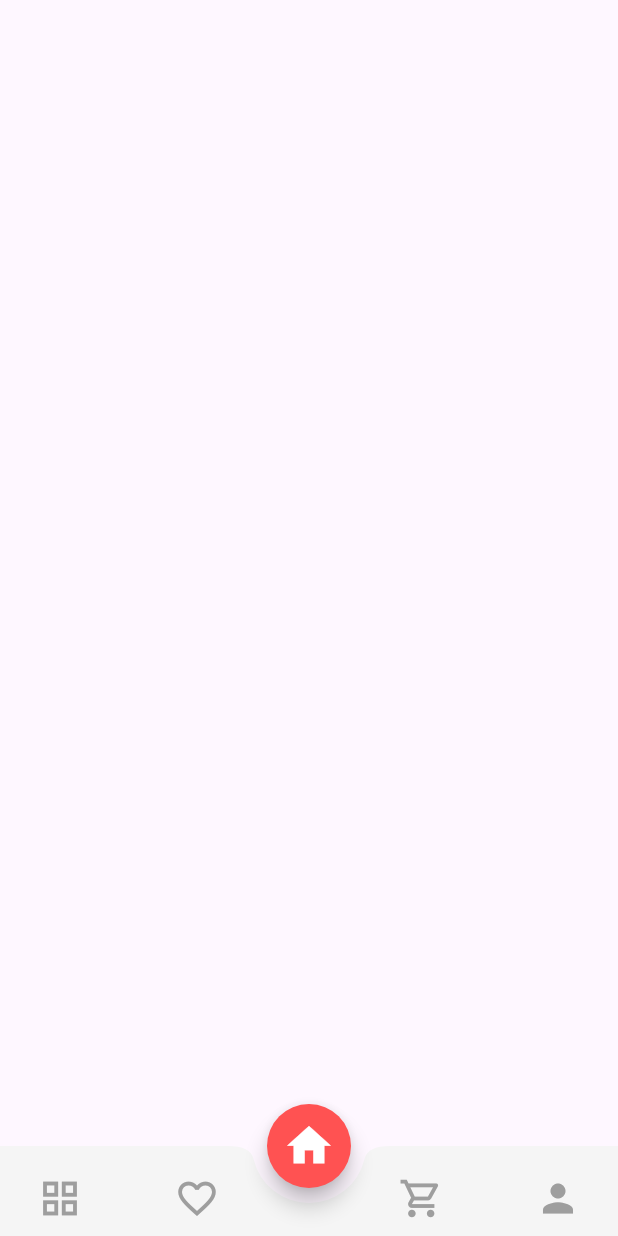
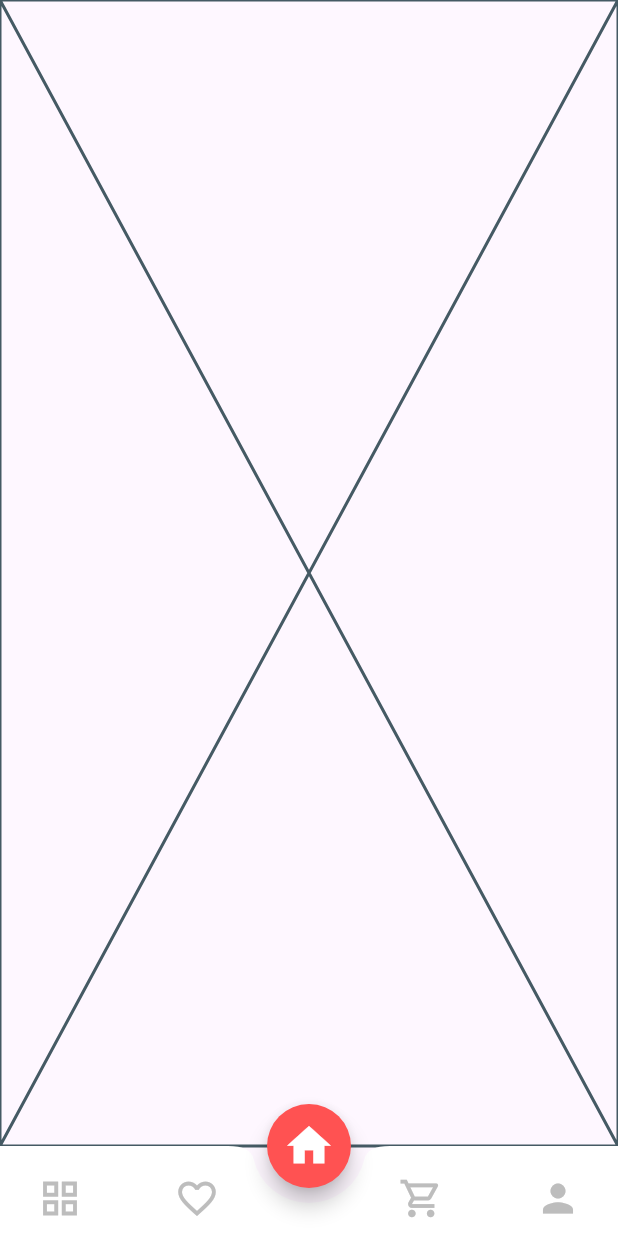
Before and after one commit to prashantmanna/fashionista, a Flutter app: the screen it shows after launch, on a phone screen of 412 x 824 dp. Run offline on Flutter 3.47's test engine with Material 3 defaults, Android fonts, the light colour scheme and no system bars.

Commit message:
first commit

```diff
--- a/lib/screens/BottomNavBar.dart
+++ b/lib/screens/BottomNavBar.dart
@@ -1,3 +1,6 @@
+import 'package:fashionista/cart/cart_screen.dart';
+import 'package:fashionista/screens/Home_Screen.dart';
+import 'package:fashionista/screens/favourite.dart';
 import 'package:fashionista/utils/constants.dart';
 import 'package:flutter/material.dart';
 class Bottomnavbar extends StatefulWidget {
@@ -9,6 +12,13 @@ class Bottomnavbar extends StatefulWidget {
 
 class _BottomnavbarState extends State<Bottomnavbar> {
 
+  List screens = const [
+    Scaffold(),
+    favourite(),
+    HomeScreen(),
+    CartScreen(),
+    Scaffold()
+  ];
   int currentIndex = 2;
   @override
   Widget build(BuildContext context) {
@@ -18,6 +28,7 @@ class _BottomnavbarState extends State<Bottomnavbar> {
           setState(() {
             currentIndex = 2;
           });
+
         },
         shape: CircleBorder(),
         backgroundColor: Colors.redAccent,
@@ -30,7 +41,7 @@ class _BottomnavbarState extends State<Bottomnavbar> {
       floatingActionButtonLocation: FloatingActionButtonLocation.centerDocked,
       bottomNavigationBar: BottomAppBar(
         elevation: 1,
-        color: constants.mainColor,
+        color: Colors.white,
         height: 60,
         shape: const CircularNotchedRectangle(),
         notchMargin: 10,
@@ -43,22 +54,23 @@ class _BottomnavbarState extends State<Bottomnavbar> {
               setState(() {
                 currentIndex = 0;
               });
-            }, icon: Icon(Icons.grid_view_outlined,size: 30,color: currentIndex == 0?constants.mainColor:Colors.grey,)),
+            }, icon: Icon(Icons.grid_view_outlined,size: 30,color: Colors.grey.shade400)),
             IconButton(onPressed: (){
               setState(() {
                 currentIndex = 1;
               });
-            }, icon: Icon(Icons.favorite_border,size: 30,color: currentIndex == 1?constants.mainColor:Colors.grey,)),
+            }, icon: Icon(Icons.favorite_border,size: 30,color: Colors.grey.shade400,)),
             SizedBox(width: 15,),
             IconButton(onPressed: (){
               currentIndex = 3;
-            }, icon: Icon(Icons.shopping_cart_outlined,size: 30,color: currentIndex == 3?constants.mainColor:Colors.grey,)),
+            }, icon: Icon(Icons.shopping_cart_outlined,size: 30,color: Colors.grey.shade400,)),
             IconButton(onPressed: (){
               currentIndex = 4;
-            }, icon: Icon(Icons.person,size: 30,color: currentIndex == 4?constants.mainColor:Colors.grey,))
+            }, icon: Icon(Icons.person,size: 30,color: Colors.grey.shade400,))
           ],
         ),
       ),
+      body: screens[currentIndex],
     );
   }
 }
--- /dev/null
+++ b/lib/screens/Home_Screen.dart
@@ -0,0 +1,9 @@
+import 'package:flutter/material.dart';
+class HomeScreen extends StatelessWidget {
+  const HomeScreen({super.key});
+
+  @override
+  Widget build(BuildContext context) {
+    return const Placeholder();
+  }
+}
```
Also changed, not shown: lib/cart/cart_screen.dart (added, +9 -0 lines), lib/screens/favourite.dart (added, +9 -0 lines).
